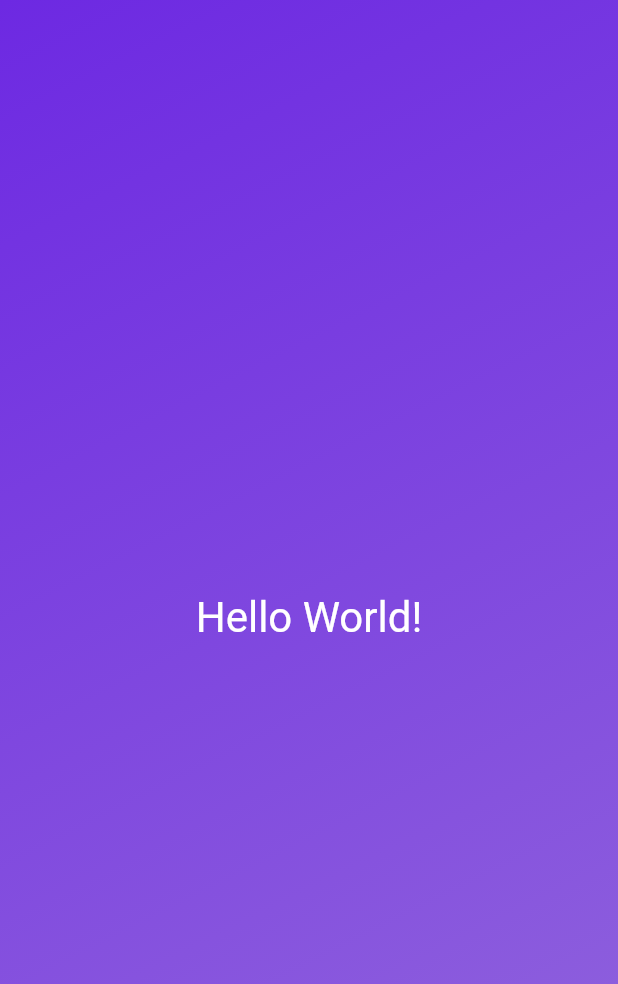
After one commit to Suprim-Shakya/Flutter, a Flutter app: the screen it shows after launch, on a phone screen of 412 x 824 dp. The commit adds this screen. Shown: the top 984 px of the screen. Run offline on Flutter 3.47's test engine with Material 2 defaults, Android fonts, the phone set to English and light mode, and no system bars.

Commit message:
splitting of code across files

```diff
--- /dev/null
+++ b/app/lib/gradient_container.dart
@@ -0,0 +1,26 @@
+import 'package:flutter/material.dart';
+
+class GradiantContainer extends StatelessWidget {
+  const GradiantContainer({super.key});
+  @override
+  Widget build(context) {
+    return Container(
+      decoration: const BoxDecoration(
+        gradient: LinearGradient(
+          colors: [
+            Color.fromARGB(255, 109, 41, 226),
+            Color.fromARGB(255, 146, 103, 220)
+          ],
+          begin: Alignment.topLeft,
+          end: Alignment.bottomRight,
+        ),
+      ),
+      child: const Center(
+        child: Text(
+          'Hello World!',
+          style: TextStyle(color: Colors.white, fontSize: 28),
+        ),
+      ),
+    );
+  }
+}
```
Also changed, not shown: app/lib/main.dart (+3 -19 lines).
